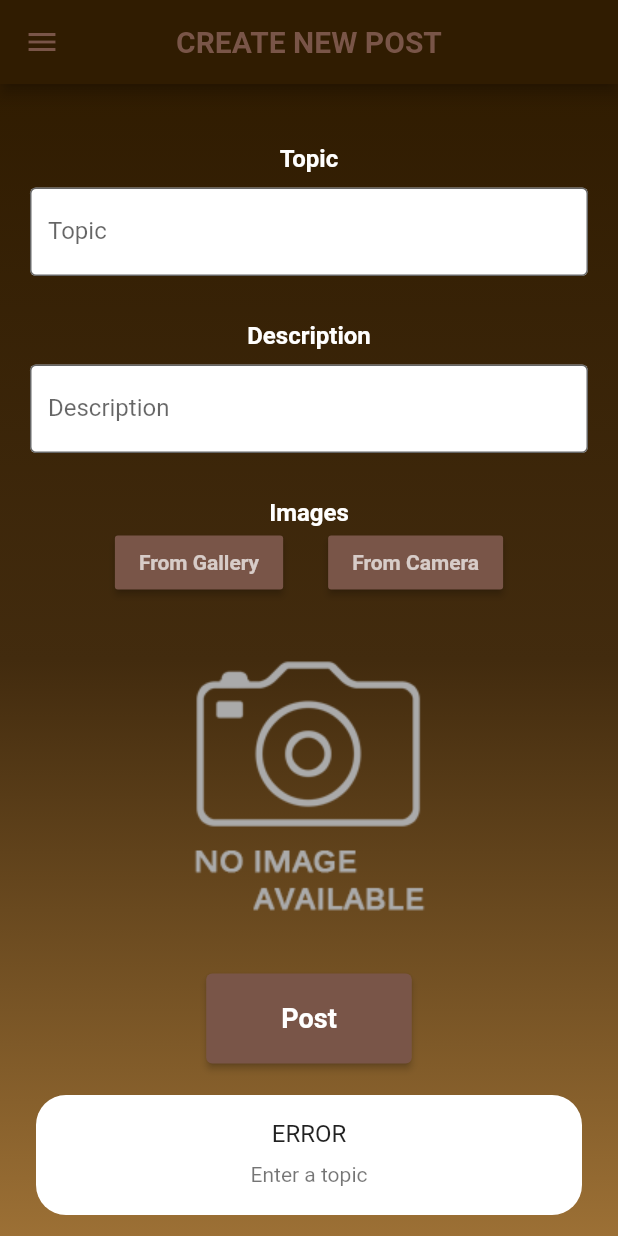
After one commit to ManujaDewmina/Unity-Talk, a Flutter app: the NewPostScreen screen opened directly, after a tap on "Post", on a phone screen of 412 x 824 dp. The commit adds this screen. Run offline on Flutter 3.47's test engine with Material 2 defaults, Android fonts, the phone set to English and light mode, and no system bars; our stand-ins replace cloud_firestore, firebase_auth, firebase_core, firebase_database, firebase_storage, font_awesome_flutter and 1 more; missing offline and left inert: google_mlkit_text_recognition, translator; accounts and stored records are empty.

Commit message:
version 1.1

```diff
--- a/lib/main.dart
+++ b/lib/main.dart
@@ -21,7 +21,7 @@ class MyApp extends StatelessWidget {
       theme: ThemeData(
         primarySwatch: Colors.blue,
       ),
-      home: const HomeScreen(),
+      home: const SignInScreen(),
     );
   }
 }
--- /dev/null
+++ b/lib/screen/newpost_screen.dart
@@ -0,0 +1,264 @@
+import 'dart:io';
+import 'package:ethic_app/screen/home_screen_test.dart';
+import 'package:uuid/uuid.dart';
+import 'package:flutter/material.dart';
+import 'package:ethic_app/reusable_widgets/reusable_widget.dart';
+import 'package:flutter/services.dart';
+import 'package:image_picker/image_picker.dart';
+import 'package:firebase_database/firebase_database.dart';
+import 'package:firebase_storage/firebase_storage.dart';
+import '../Utils/color_utils.dart';
+import 'package:firebase_auth/firebase_auth.dart';
+
+class NewPostScreen extends StatefulWidget {
+  const NewPostScreen({Key? key}) : super(key: key);
+
+  @override
+  State<NewPostScreen> createState() => _NewPostScreenState();
+}
+
+class _NewPostScreenState extends State<NewPostScreen> {
+  var currentUser = FirebaseAuth.instance.currentUser;
+  TextEditingController _topicController = TextEditingController();
+  TextEditingController _longTextController = TextEditingController();
+  String imageUrl = '';
+  var uuid = Uuid();
+  File? image;
+  final ImagePicker _picker = ImagePicker();
+  FirebaseDatabase database = FirebaseDatabase.instance;
+  DatabaseReference ref = FirebaseDatabase.instance.ref();
+  final storage = FirebaseStorage.instance;
+  final storageRef = FirebaseStorage.instance.ref("images/");
+
+  Future pickImageGallery() async {
+    try {
+      final image1 = await _picker.pickImage(source: ImageSource.gallery);
+      if (image1 == null) return;
+
+      final imageTemp = File(image1.path);
+      setState(() {
+        this.image = imageTemp;
+      });
+    } on PlatformException catch (e) {
+      ScaffoldMessenger.of(context)
+          .showSnackBar(errorMessage("Error occurred"));
+    }
+  }
+
+  Future pickImageCamera() async {
+    try {
+      final image = await _picker.pickImage(source: ImageSource.camera);
+      if (image == null) return;
+
+      final imageTemp = File(image.path);
+      setState(() {
+        this.image = imageTemp;
+      });
+    } on PlatformException catch (e) {
+      ScaffoldMessenger.of(context)
+          .showSnackBar(errorMessage("Error occurred"));
+    }
+  }
+
+  Future<void> _handleSubmit() async {
+    String? uid = currentUser?.uid;
+    String topic = _topicController.text;
+    String longText = _longTextController.text;
+    if (image != null) {
+      final imageRef = storageRef.child(image!.path);
+      try {
+        await imageRef.putFile(image!);
+        imageUrl = await imageRef.getDownloadURL();
+      } catch (e) {
+        ScaffoldMessenger.of(context)
+            .showSnackBar(errorMessage("Error creating post"));
+      }
+    }
+    if(_topicController.text == ""){
+      ScaffoldMessenger.of(context).showSnackBar(
+          errorMessage("Enter a topic")
+      );
+      return;
+    } else if(_longTextController.text == ""){
+      ScaffoldMessenger.of(context).showSnackBar(
+          errorMessage("Enter a description")
+      );
+      return;
+    } else {
+      String id =uuid.v4();
+      await ref.update({
+        id: {
+          "id": id,
+          "user": uid,
+          "topic": topic,
+          "Description": longText,
+          "ImageUrl": imageUrl
+        }
+      });
+      Navigator.push(
+        context,
+        MaterialPageRoute(
+          builder: (context) => HomeScreen(),
+        ),
+      );
+    }
+  }
+
+  @override
+  Widget build(BuildContext context) {
+    return Scaffold(
+      appBar: AppBar(
+        backgroundColor: hexStringToColor("301c01"),
+        centerTitle: true,
+        foregroundColor: Colors.brown,
+        title: const Text(
+          "CREATE NEW POST",
+          style: TextStyle(
+            fontSize: 20,
+            fontWeight: FontWeight.bold,
+            color: Colors.brown,
+          ),
+        ),
+      ),
+      body: Container(
+        width: MediaQuery.of(context).size.width,
+        height: MediaQuery.of(context).size.height,
+        decoration: BoxDecoration(
+            gradient: LinearGradient(colors: [
+          hexStringToColor("301c01"),
+          hexStringToColor("422b0e"),
+          hexStringToColor("9c7035"),
+        ], begin: Alignment.topCenter, end: Alignment.bottomCenter)),
+        child: Padding(
+          padding: const EdgeInsets.fromLTRB(20, 20, 20, 0),
+          child: SingleChildScrollView(
+            child: Column(
+              children: <Widget>[
+                const SizedBox(
+                  height: 20,
+                ),
+                const Text(
+                  "Topic",
+                  style: TextStyle(
+                    fontSize: 16,
+                    color: Colors.white,
+                    fontWeight: FontWeight.bold,
+                  ),
+                ),
+                Padding(
+                  padding: const EdgeInsets.symmetric(vertical: 10),
+                  child: TextField(
+                    controller: _topicController,
+                    maxLines: null,
+                    decoration: const InputDecoration(
+                      labelText: 'Topic',
+                      filled: true,
+                      fillColor: Colors.white,
+                      border: OutlineInputBorder(),
+                    ),
+                  ),
+                ),
+                const SizedBox(
+                  height: 20,
+                ),
+                const Text(
+                  "Description",
+                  style: TextStyle(
+                    fontSize: 16,
+                    color: Colors.white,
+                    fontWeight: FontWeight.bold,
+                  ),
+                ),
+                Padding(
+                  padding: const EdgeInsets.symmetric(vertical: 10),
+                  child: TextField(
+                    controller: _longTextController,
+                    maxLines: null,
+                    decoration: const InputDecoration(
+                      labelText: 'Description',
+                      filled: true,
+                      fillColor: Colors.white,
+                      border: OutlineInputBorder(),
+                    ),
+                  ),
+                ),
+                const SizedBox(
+                  height: 20,
+                ),
+                const Text(
+                  "Images",
+                  style: TextStyle(
+                    fontSize: 16,
+                    color: Colors.white,
+                    fontWeight: FontWeight.bold,
+                  ),
+                ),
+                Row(mainAxisAlignment: MainAxisAlignment.center, children: [
+                  MaterialButton(
+                      color: Colors.brown,
+                      child: const Text("From Gallery",
+                          style: TextStyle(
+                              color: Colors.white70,
+                              fontWeight: FontWeight.bold)),
+                      onPressed: () {
+                        pickImageGallery();
+                      }),
+                  const SizedBox(
+                    width: 30,
+                  ),
+                  MaterialButton(
+                      color: Colors.brown,
+                      child: const Text("From Camera",
+                          style: TextStyle(
+                              color: Colors.white70,
+                              fontWeight: FontWeight.bold)),
+                      onPressed: () {
+                        pickImageCamera();
+                      }),
+                ]),
+                const SizedBox(
+                  height: 20,
+                ),
+                image != null
+                    ? Image.file(image!)
+                    : const Image(
+                        image: AssetImage('assert/images/noimage.png'),
+                        width: 210,
+                      ),
+                const SizedBox(
+                  height: 20,
+                ),
+                ElevatedButton(
+                  onPressed: _handleSubmit,
+                  style: ButtonStyle(
+                    backgroundColor:
+                        MaterialStateProperty.all<Color>(Colors.brown),
+                    padding: MaterialStateProperty.all<EdgeInsetsGeometry>(
+                      const EdgeInsets.symmetric(
+                          vertical: 16,
+                          horizontal: 50), // Adjust vertical padding
+                    ),
+                    fixedSize: MaterialStateProperty.all<Size>(
+                      Size(double.infinity, 60), // Set the button height
+                    ),
+                  ),
+                  child: const Text(
+                    'Post',
+                    style: TextStyle(
+                      fontSize: 18,
+                      fontWeight: FontWeight.bold,
+                    ),
+                  ),
+                ),
+                const SizedBox(
+                  height: 20,
+                ),
+              ],
+            ),
+          ),
+        ),
+      ),
+      drawer: mainDrawer(context),
+    );
+  }
+}
--- a/lib/screen/translator_screen.dart
+++ b/lib/screen/translator_screen.dart
@@ -134,7 +134,7 @@ class _TranslatorScreenState extends State<TranslatorScreen> {
                   translateText();
                 },
                 style: ButtonStyle(
-                  backgroundColor: MaterialStateProperty.all<Color>(Colors.brown), // Set your desired button color here
+                  backgroundColor: MaterialStateProperty.all<Color>(Colors.brown),
                 ),
                 child: const Text('Translate'),
               ),
--- a/pubspec.yaml
+++ b/pubspec.yaml
@@ -40,6 +40,9 @@ dependencies:
   carousel_slider: ^4.2.1
   cloud_firestore: ^4.9.3
   google_mlkit_text_recognition: ^0.10.0
+  firebase_database: ^10.2.7
+  firebase_storage: ^11.2.8
+  uuid: ^4.0.0
 
 dev_dependencies:
   flutter_test:
```
Also changed, not shown: lib/screen/home_screen_test.dart (+98 -6 lines), lib/screen/listitem_screen.dart (added, +52 -0 lines), pubspec.lock.
